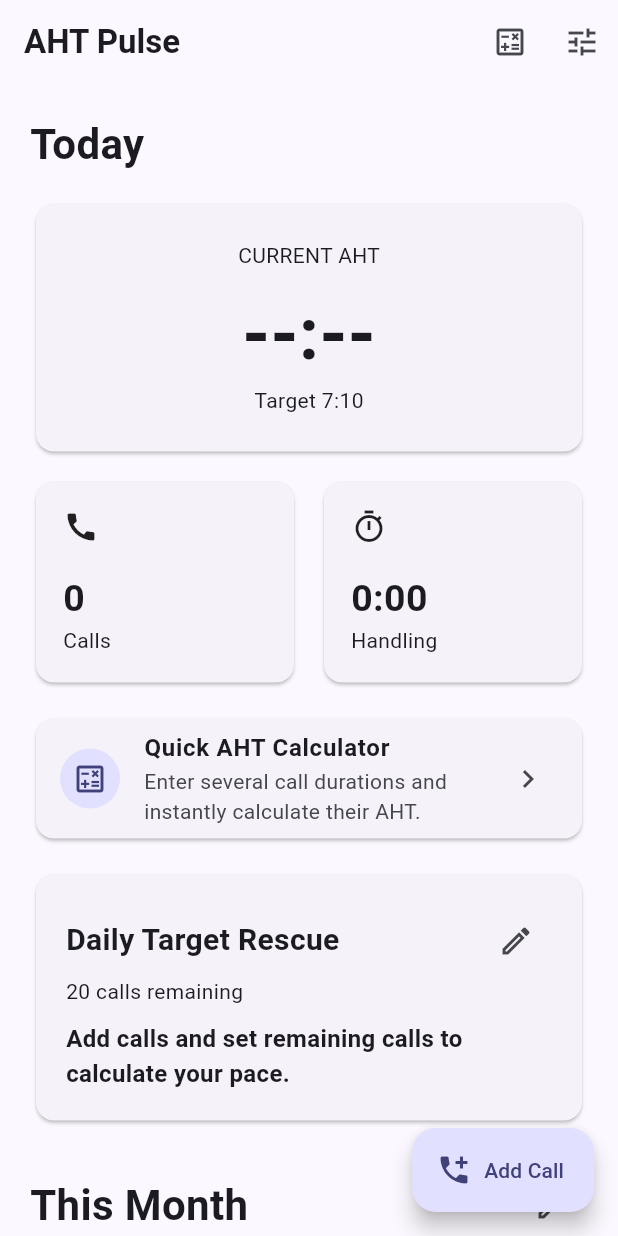
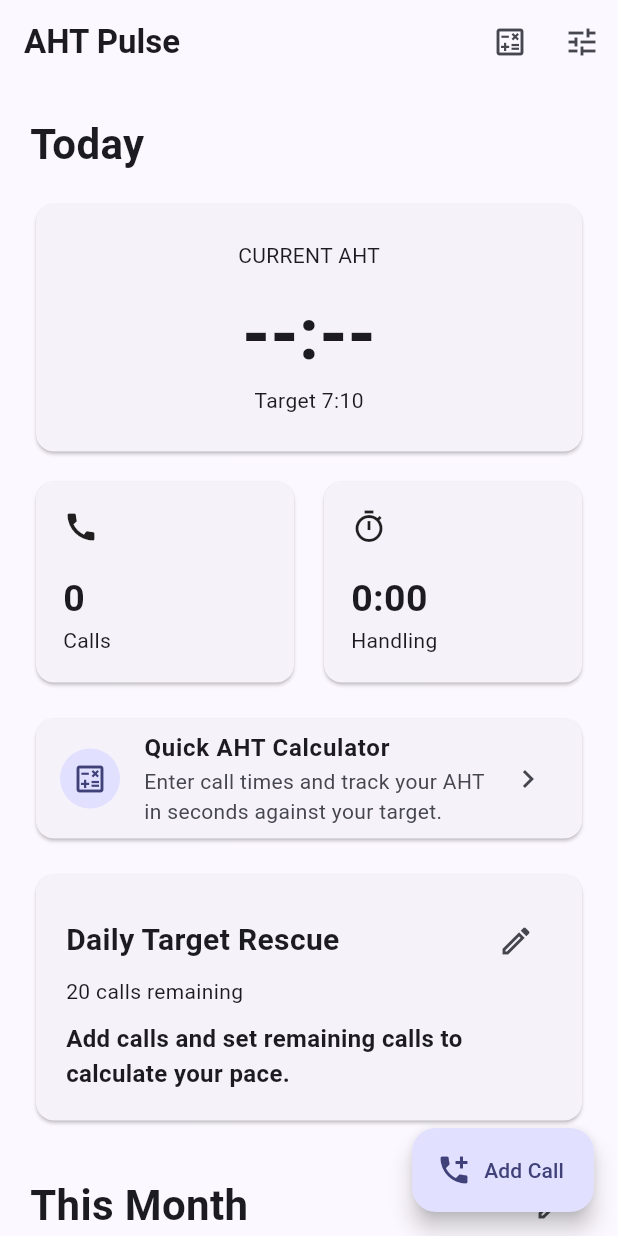
Before and after one commit to mohamedramzy676-hue/AHT-Calculator, a Flutter app: the screen it shows after launch, on a phone screen of 412 x 824 dp. Run offline on Flutter 3.47's test engine with Material 3 defaults, Android fonts, the phone set to English and light mode, and no system bars; our stand-ins replace shared_preferences.

Commit message:
Pass active AHT target to calculator

```diff
--- a/lib/main.dart
+++ b/lib/main.dart
@@ -97,7 +97,7 @@ class _DashboardPageState extends State<DashboardPage> {
     if (result != null) { setState(() { monthCalls = result[0]; monthSeconds = result[1]; monthRemainingCalls = result[2]; }); await _save(); }
   }
 
-  void openCalculator() => Navigator.push(context, MaterialPageRoute(builder: (_) => const AhtCalculatorPage()));
+  void openCalculator() => Navigator.push(context, MaterialPageRoute(builder: (_) => AhtCalculatorPage(targetSeconds: targetSeconds)));
 
   @override
   Widget build(BuildContext context) {
@@ -114,7 +114,7 @@ class _DashboardPageState extends State<DashboardPage> {
         const SizedBox(height: 12),
         Row(children: [Expanded(child: _MetricCard(label: 'Calls', value: '${calls.length}', icon: Icons.call)), const SizedBox(width: 12), Expanded(child: _MetricCard(label: 'Handling', value: formatSeconds(totalSeconds), icon: Icons.timer_outlined))]),
         const SizedBox(height: 16),
-        Card(child: ListTile(onTap: openCalculator, leading: const CircleAvatar(child: Icon(Icons.calculate_outlined)), title: const Text('Quick AHT Calculator', style: TextStyle(fontWeight: FontWeight.bold)), subtitle: const Text('Enter several call durations and instantly calculate their AHT.'), trailing: const Icon(Icons.chevron_right))),
+        Card(child: ListTile(onTap: openCalculator, leading: const CircleAvatar(child: Icon(Icons.calculate_outlined)), title: const Text('Quick AHT Calculator', style: TextStyle(fontWeight: FontWeight.bold)), subtitle: const Text('Enter call times and track your AHT in seconds against your target.'), trailing: const Icon(Icons.chevron_right))),
         const SizedBox(height: 16),
         _PlanCard(title: 'Daily Target Rescue', subtitle: '$expectedRemainingCalls calls remaining', message: rescue == null ? 'Add calls and set remaining calls to calculate your pace.' : rescue < 0 ? 'Target cannot be reached with the selected number of calls.' : 'Keep the next $expectedRemainingCalls calls at ${formatSeconds(rescue)} AHT or less.', onEdit: editPlan),
         const SizedBox(height: 28),
```
